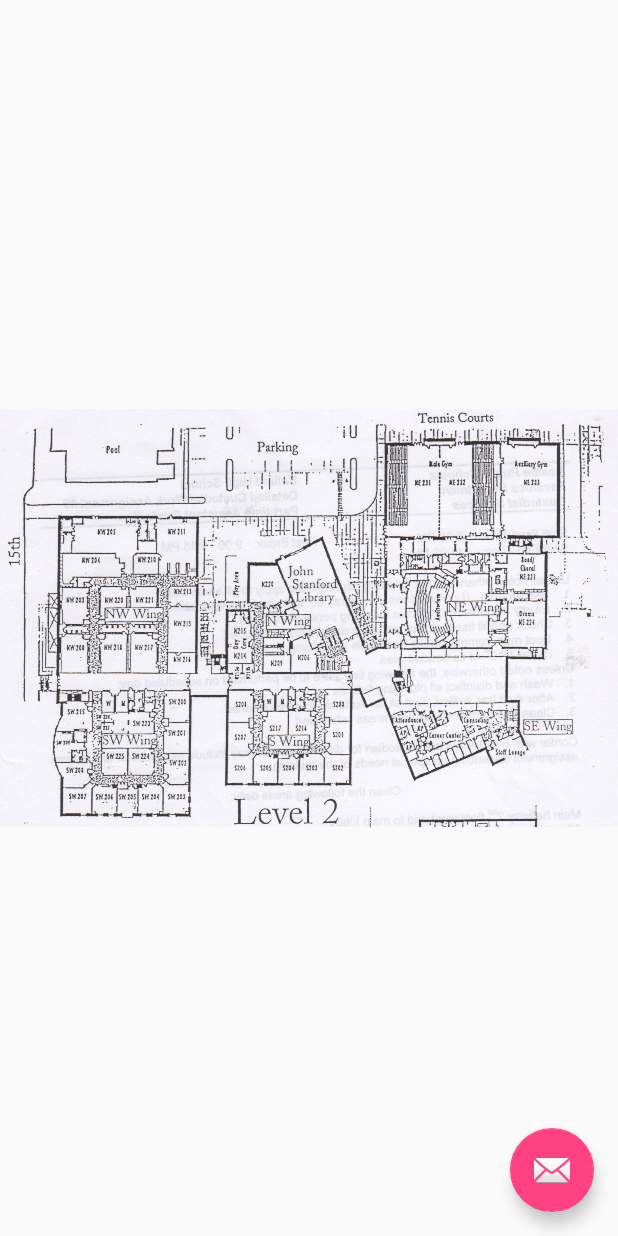
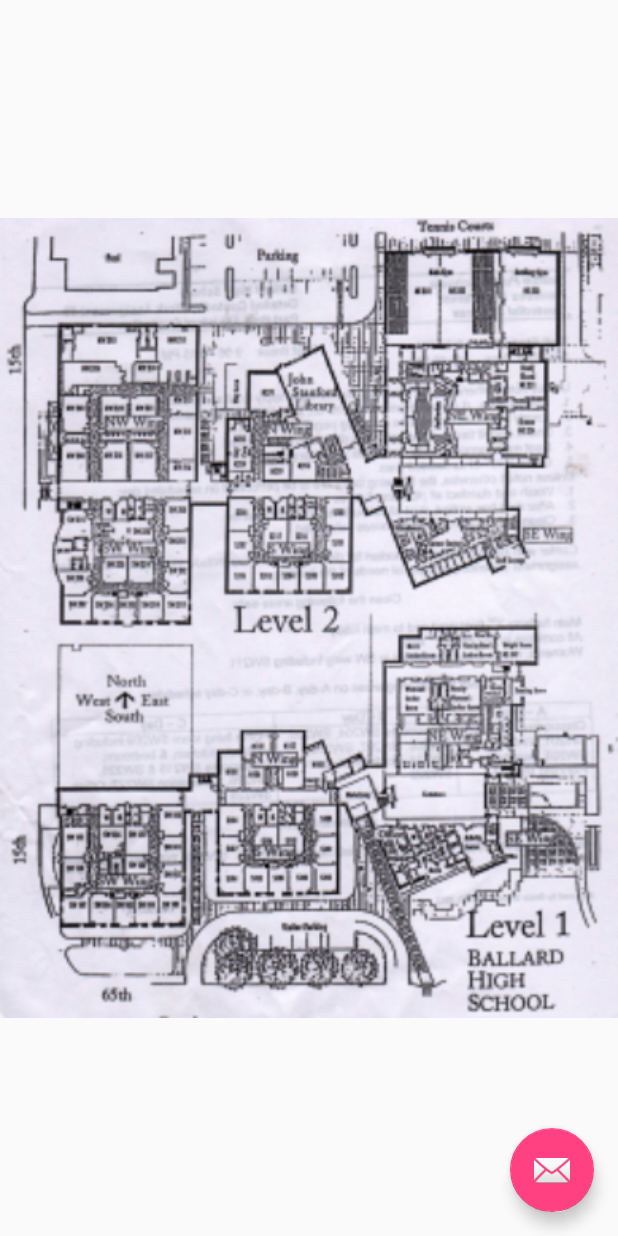
Before and after one commit to elenaspasova/https-github.com-BallardHSCS-compostingApp, an Android app: the DisplayMessageActivity screen opened directly, with no data from a screen before it, on a phone screen of 412 x 824 dp. Run offline under Robolectric (Android 15) with nearby library versions, the phone set to English and light mode, and no system bars.

Commit message:
Map shows up in low quality

```diff
--- a/app/src/main/java/com/example/bal_esspasova/compostingapp/DisplayMessageActivity.java
+++ b/app/src/main/java/com/example/bal_esspasova/compostingapp/DisplayMessageActivity.java
@@ -49,7 +49,7 @@ public class DisplayMessageActivity extends AppCompatActivity {
     }
     private void setInitialImage() {
         final ImageView imageView = (ImageView) findViewById(R.id.imageDisplay);
-        imageView.setImageResource(R.drawable.mapfloor2);
+        imageView.setImageResource(R.drawable.zemap);
 
     }
 
--- a/app/src/main/res/layout/activity_display_message.xml
+++ b/app/src/main/res/layout/activity_display_message.xml
@@ -14,7 +14,11 @@
 
     </android.support.design.widget.AppBarLayout>
 
-    <include layout="@layout/content_display_message" />
+    <!--<include layout="@layout/content_display_message" />-->
+    <ImageView
+        android:id="@+id/imageDisplay"
+        android:layout_width="match_parent"
+        android:layout_height="match_parent" />
 
     <android.support.design.widget.FloatingActionButton
         android:id="@+id/fab"
```
Also changed, not shown: app/src/main/res/drawable/map.jpg (deleted), app/src/main/res/drawable/mapfloor2.jpg (deleted), app/src/main/res/drawable/zemap.png (added).
